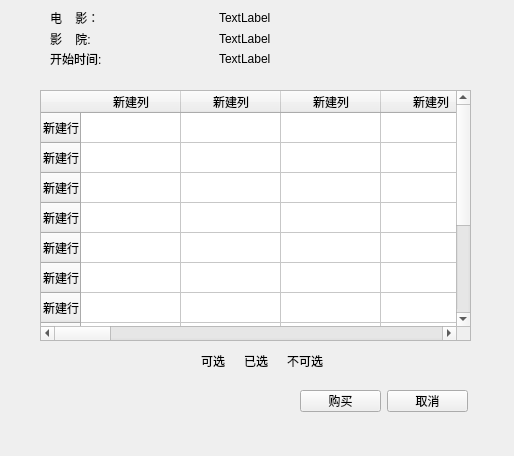
This is seatsselect.ui in SillyPasty/Movie_Management as Qt 5 draws it before an edit. The edited form follows.
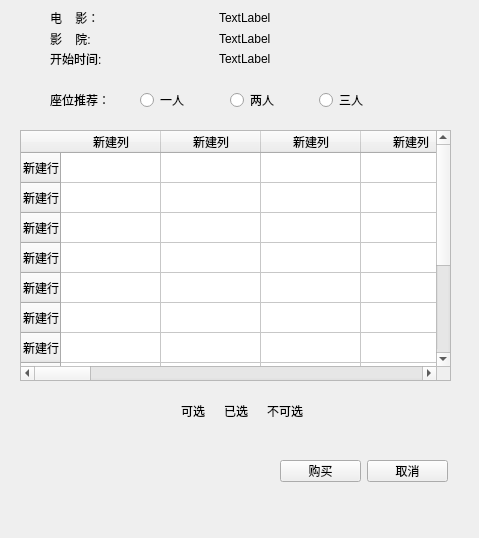
This is the edited form. Icons and pictures are not drawn.

Diff of the .ui file:
```diff
--- a/seatsselect.ui
+++ b/seatsselect.ui
@@ -6,8 +6,8 @@
    <rect>
     <x>0</x>
     <y>0</y>
-    <width>514</width>
-    <height>456</height>
+    <width>479</width>
+    <height>538</height>
    </rect>
   </property>
   <property name="windowTitle">
@@ -16,8 +16,8 @@
   <widget class="QTableWidget" name="tableWidget">
    <property name="geometry">
     <rect>
-     <x>40</x>
-     <y>90</y>
+     <x>20</x>
+     <y>130</y>
      <width>431</width>
      <height>251</height>
     </rect>
@@ -188,11 +188,11 @@
     </property>
    </column>
   </widget>
-  <widget class="QWidget" name="">
+  <widget class="QWidget" name="layoutWidget">
    <property name="geometry">
     <rect>
-     <x>40</x>
-     <y>350</y>
+     <x>20</x>
+     <y>400</y>
      <width>431</width>
      <height>22</height>
     </rect>
@@ -307,11 +307,11 @@
     </item>
    </layout>
   </widget>
-  <widget class="QWidget" name="">
+  <widget class="QWidget" name="layoutWidget">
    <property name="geometry">
     <rect>
-     <x>300</x>
-     <y>390</y>
+     <x>280</x>
+     <y>460</y>
      <width>168</width>
      <height>22</height>
     </rect>
@@ -333,7 +333,7 @@
     </item>
    </layout>
   </widget>
-  <widget class="QWidget" name="">
+  <widget class="QWidget" name="layoutWidget">
    <property name="geometry">
     <rect>
      <x>50</x>
@@ -399,6 +399,46 @@
     </item>
    </layout>
   </widget>
+  <widget class="QWidget" name="">
+   <property name="geometry">
+    <rect>
+     <x>50</x>
+     <y>90</y>
+     <width>353</width>
+     <height>20</height>
+    </rect>
+   </property>
+   <layout class="QHBoxLayout" name="horizontalLayout_7">
+    <item>
+     <widget class="QLabel" name="label_8">
+      <property name="text">
+       <string>座位推荐：</string>
+      </property>
+     </widget>
+    </item>
+    <item>
+     <widget class="QRadioButton" name="radioButton_one">
+      <property name="text">
+       <string>一人</string>
+      </property>
+     </widget>
+    </item>
+    <item>
+     <widget class="QRadioButton" name="radioButton_two">
+      <property name="text">
+       <string>两人</string>
+      </property>
+     </widget>
+    </item>
+    <item>
+     <widget class="QRadioButton" name="radioButton_three">
+      <property name="text">
+       <string>三人</string>
+      </property>
+     </widget>
+    </item>
+   </layout>
+  </widget>
  </widget>
  <resources>
   <include location="resourse/png.qrc"/>
```
